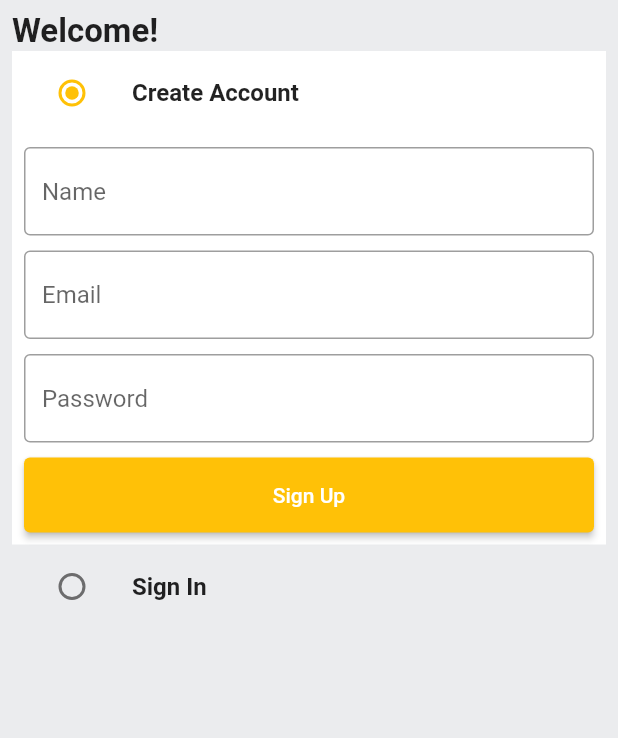
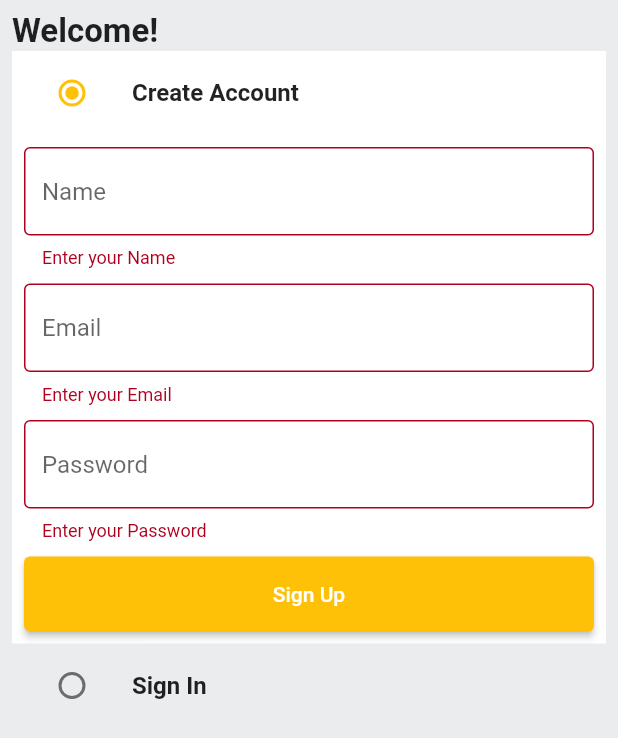
Before and after one commit to GabeArnell/GradProject, a Flutter app: the screen it shows after launch, after a tap on "Sign Up", on a phone screen of 412 x 824 dp. Shown: the top 738 px of the screen. Run offline on Flutter 3.47's test engine with Material 2 defaults, Android fonts, the phone set to English and light mode, and no system bars.

Commit message:
Added signup handling for user accounts to front end and backend

```diff
--- a/lib/common/widgets/custom_textfield.dart
+++ b/lib/common/widgets/custom_textfield.dart
@@ -22,7 +22,13 @@
           )
         )
       ),
-      validator: (val) {},
+      validator: (val) {
+        if (val == null || val.isEmpty){
+          return 'Enter your $hintText';
+        }
+
+        return null;
+      },
     );
   }
 }
--- /dev/null
+++ b/lib/constants/utils.dart
@@ -0,0 +1,5 @@
+import 'package:flutter/material.dart';
+
+void showSnackBar(BuildContext context, String text) {
+  ScaffoldMessenger.of(context).showSnackBar(SnackBar(content: Text(text)));
+}
--- a/lib/features/auth/screens/auth_screen.dart
+++ b/lib/features/auth/screens/auth_screen.dart
@@ -2,6 +2,7 @@
 import 'package:amazon_clone_tutorial/common/widgets/custom_button.dart';
 import 'package:amazon_clone_tutorial/common/widgets/custom_textfield.dart';
 import 'package:amazon_clone_tutorial/constants/global_variables.dart';
+import 'package:amazon_clone_tutorial/features/auth/services/auth_service.dart';
 import 'package:flutter/material.dart';
 
 
@@ -28,12 +29,24 @@
   final TextEditingController _passwordController = TextEditingController();
   final TextEditingController _nameController = TextEditingController();
 
+  final AuthService authService = AuthService();
+
+
   @override
   void dispose() {
     super.dispose();
     _emailController.dispose();
     _passwordController.dispose();
     _nameController.dispose();
+  }
+
+  void signUpUser(){
+    authService.signUpUser(
+      context: context,
+      email: _emailController.text,
+      password: _passwordController.text,
+      name: _nameController.text,
+    );
   }
 
   @override
@@ -81,7 +94,9 @@
                     CustomTextField(controller: _passwordController, hintText: "Password",),
                     const SizedBox(height: 10,),
                     CustomButton(text: "Sign Up", onTap:(){
-
+                      if (_signUpFormKey.currentState!.validate()){
+                        signUpUser();
+                      }
                     } )
                   ],)
                 ),
--- /dev/null
+++ b/lib/features/auth/services/auth_service.dart
@@ -0,0 +1,41 @@
+
+import 'package:amazon_clone_tutorial/constants/error_handling.dart';
+import 'package:amazon_clone_tutorial/constants/utils.dart';
+import 'package:flutter/material.dart';
+
+import '../../../constants/server_path.dart';
+
+import '../../../models/user.dart';
+import 'package:http/http.dart' as http;
+
+class AuthService {
+  // Sign Up The User
+  void signUpUser({
+    required BuildContext context,
+    required String email,
+    required String password,
+    required String name,
+  })
+
+  async {
+    try {
+      User user = User(id: '', name: name, password: password, email: email, address: '', type: '', token: '');
+      http.Response res = await http.post(
+      Uri.parse('$SERVER_URI/api/signup'),
+      body: user.toJson(),
+      headers: <String, String>{
+        'Content-Type': 'application/json; charset=UTF-8'
+      },
+      );
+
+      httpErrorHandle(response: res, context: context, onSuccess: (){
+        showSnackBar(context, 'Account created! Login with same credentials.');
+      });
+
+    }
+    catch (error) {
+    }
+  }
+
+
+}
--- /dev/null
+++ b/lib/models/user.dart
@@ -0,0 +1,49 @@
+import 'dart:convert';
+
+class User {
+  final String id;
+  final String name;
+  final String password;
+  final String email;
+  final String address;
+  final String type;
+  final String token;
+
+  User({
+    required this.id,
+    required this.name,
+    required this.password,
+    required this.email,
+    required this.address,
+    required this.type,
+    required this.token,
+  });
+
+  Map<String, dynamic> toMap() {
+    return {
+      'id': id,
+      'name': name,
+      'password': password,
+      'email': email,
+      'address': address,
+      'type': type,
+      'token': token,
+    };
+  }
+
+  factory User.fromMap(Map<String, dynamic> map) {
+    return User(
+      id: map['_id'] ?? '',
+      name: map['name'] ?? '',
+      password: map['password'] ?? '',
+      email: map['email'] ?? '',
+      address: map['address'] ?? '',
+      type: map['type'] ?? '',
+      token: map['token'] ?? '',
+    );
+  }
+
+  String toJson() => json.encode(toMap());
+
+  factory User.fromJson(String source) => User.fromMap(json.decode(source));
+}
--- a/pubspec.yaml
+++ b/pubspec.yaml
@@ -35,6 +35,7 @@
   # The following adds the Cupertino Icons font to your application.
   # Use with the CupertinoIcons class for iOS style icons.
   cupertino_icons: ^1.0.2
+  http: ^1.1.0
 
 dev_dependencies:
   flutter_test:
```
Also changed, not shown: lib/constants/error_handling.dart (added, +26 -0 lines), pubspec.lock, 2 other files.
